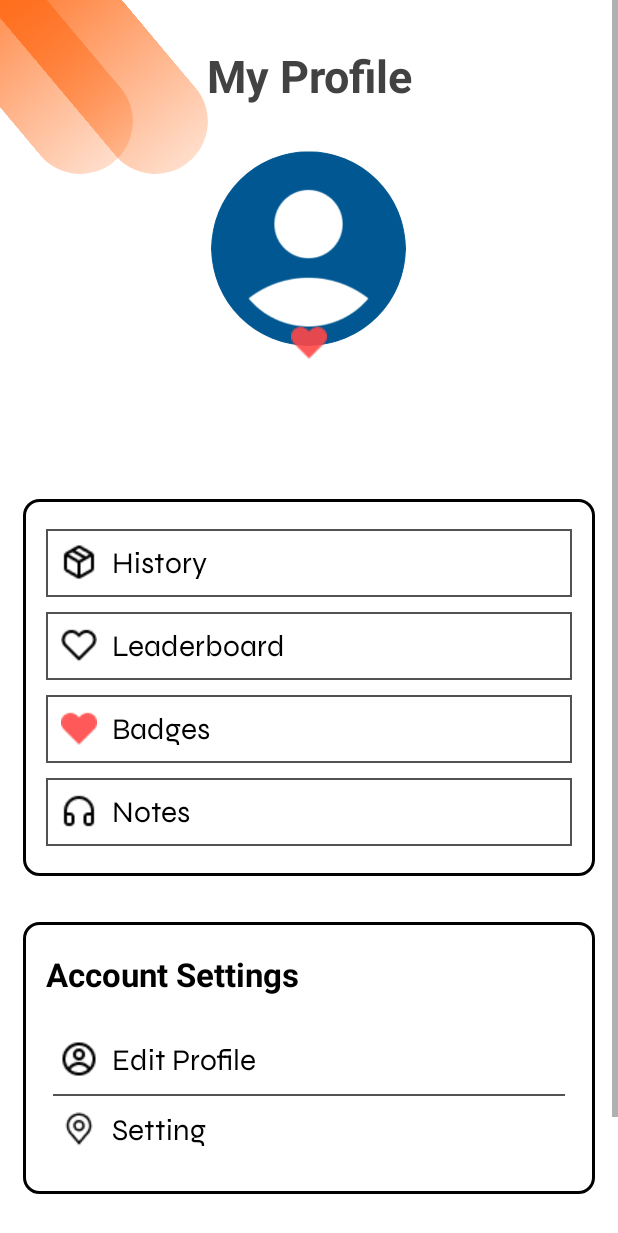
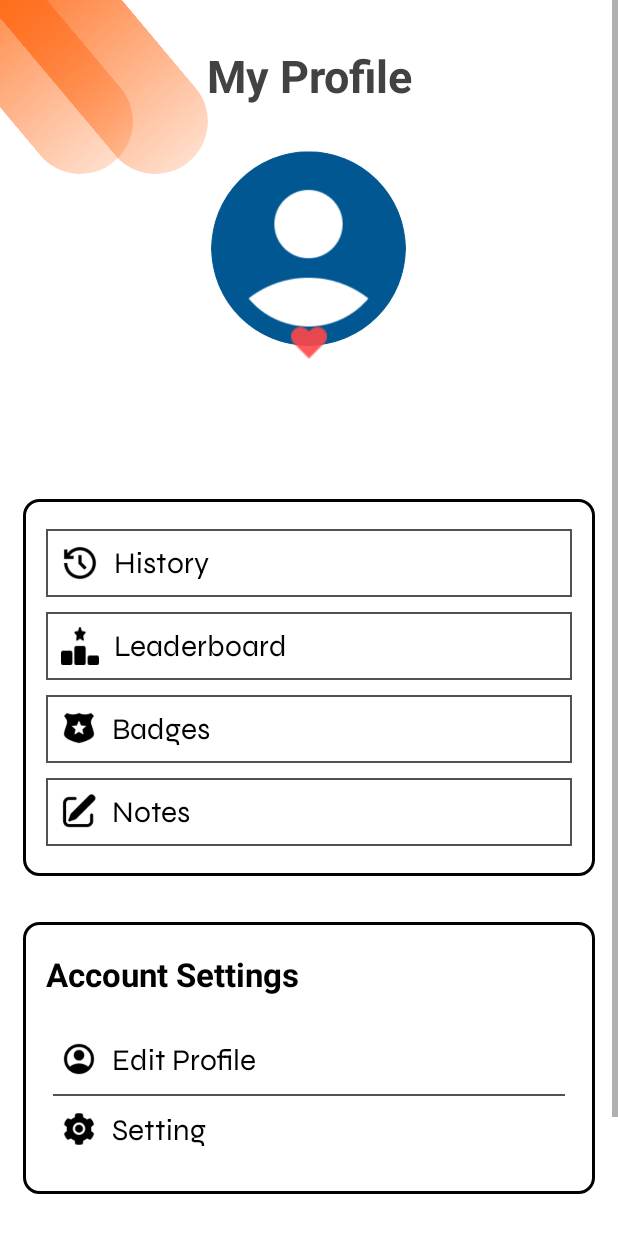
Before and after one commit to Shahbibek/Ansopedia, an Android app: the MyProfileActivity screen opened directly, with no data from a screen before it, on a phone screen of 412 x 824 dp. Shown: the top 1233 px of the screen. Run offline under Robolectric (Android 15) with nearby library versions, the phone set to English and light mode, and no system bars; network calls fail.

Commit message:
my profile page updated..

```diff
--- a/app/src/main/res/layout/activity_category_details.xml
+++ b/app/src/main/res/layout/activity_category_details.xml
@@ -16,7 +16,6 @@
         android:id="@+id/navigationview"
         app:headerLayout="@layout/headerfile"
         app:menu="@menu/sidemenu"
-        android:visibility="gone"
         android:layout_gravity="start"/>
     <RelativeLayout
         android:layout_width="match_parent"
--- a/app/src/main/res/layout/activity_my_profile.xml
+++ b/app/src/main/res/layout/activity_my_profile.xml
@@ -115,11 +115,11 @@
                 android:background="@drawable/inner_layout_border">
 
                 <View
-                    android:layout_width="24dp"
-                    android:layout_height="24dp"
+                    android:layout_width="25dp"
+                    android:layout_height="25dp"
                     android:layout_marginVertical="10dp"
                     android:layout_marginStart="10dp"
-                    android:background="@drawable/order_icon" />
+                    android:background="@drawable/history_icon" />
 
                 <TextView
                     android:id="@+id/history"
@@ -142,11 +142,11 @@
                 android:background="@drawable/inner_layout_border">
 
                 <View
-                    android:layout_width="24dp"
-                    android:layout_height="24dp"
+                    android:layout_width="25dp"
+                    android:layout_height="25dp"
                     android:layout_marginVertical="10dp"
                     android:layout_marginStart="10dp"
-                    android:background="@drawable/heart_icon" />
+                    android:background="@drawable/leaderboard_icon" />
 
                 <TextView
                     android:id="@+id/leadershipBoard"
@@ -173,7 +173,7 @@
                     android:layout_height="24dp"
                     android:layout_marginVertical="10dp"
                     android:layout_marginStart="10dp"
-                    android:background="@drawable/red_heart" />
+                    android:background="@drawable/badge_icon" />
 
                 <TextView
                     android:id="@+id/badges"
@@ -201,7 +201,7 @@
                     android:layout_height="24dp"
                     android:layout_marginVertical="10dp"
                     android:layout_marginStart="10dp"
-                    android:background="@drawable/helpcenter_icon" />
+                    android:background="@drawable/note_icon" />
 
                 <TextView
                     android:id="@+id/notes"
@@ -256,7 +256,7 @@
                     android:layout_height="24dp"
                     android:layout_marginVertical="10dp"
                     android:layout_marginStart="10dp"
-                    android:background="@drawable/profile" />
+                    android:background="@drawable/edit_profile_icon" />
 
                 <TextView
                     android:id="@+id/editProfile"
@@ -289,7 +289,7 @@
                     android:layout_height="24dp"
                     android:layout_marginVertical="10dp"
                     android:layout_marginStart="10dp"
-                    android:background="@drawable/location" />
+                    android:background="@drawable/setting_icon" />
 
                 <TextView
                     android:id="@+id/editSetting"
```
Also changed, not shown: app/src/main/res/drawable-v24/heart_icon.png (deleted), app/src/main/res/drawable-v24/helpcenter_icon.png (deleted), app/src/main/res/drawable-v24/order_icon.png (deleted), app/src/main/res/drawable/badge_icon.png (added), app/src/main/res/drawable/edit_profile_icon.png (added), app/src/main/res/drawable/history_icon.png (added), app/src/main/res/drawable/leaderboard_icon.png (added), app/src/main/res/drawable/note_icon.png (added), app/src/main/res/drawable/setting_icon.png (added).
